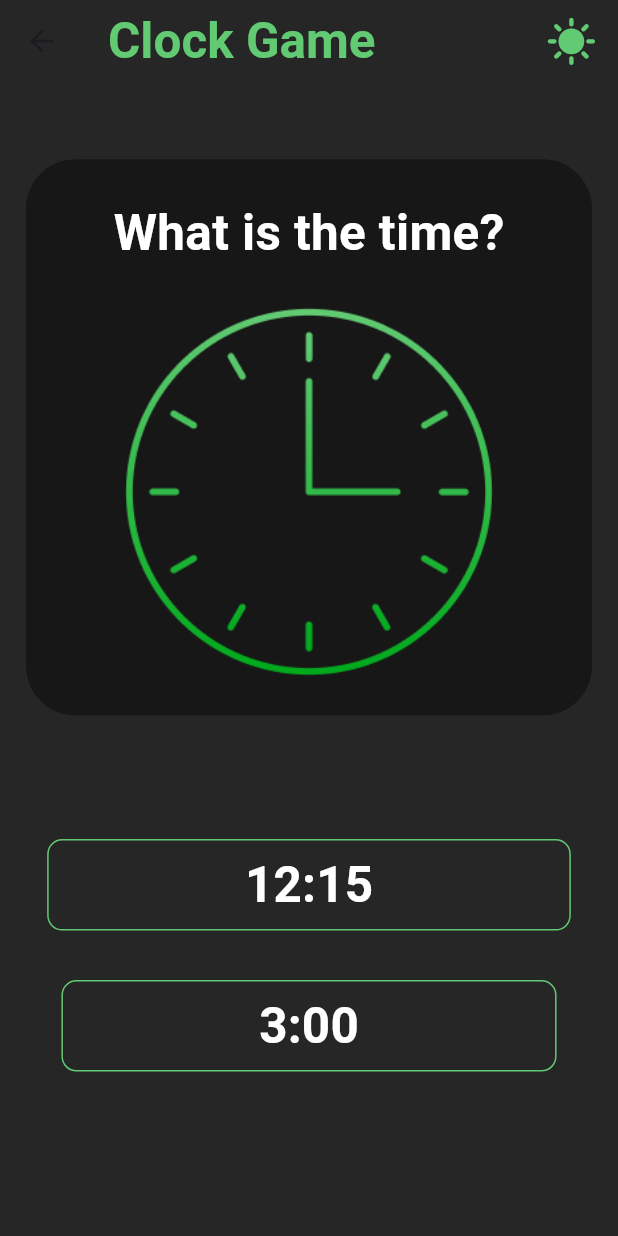
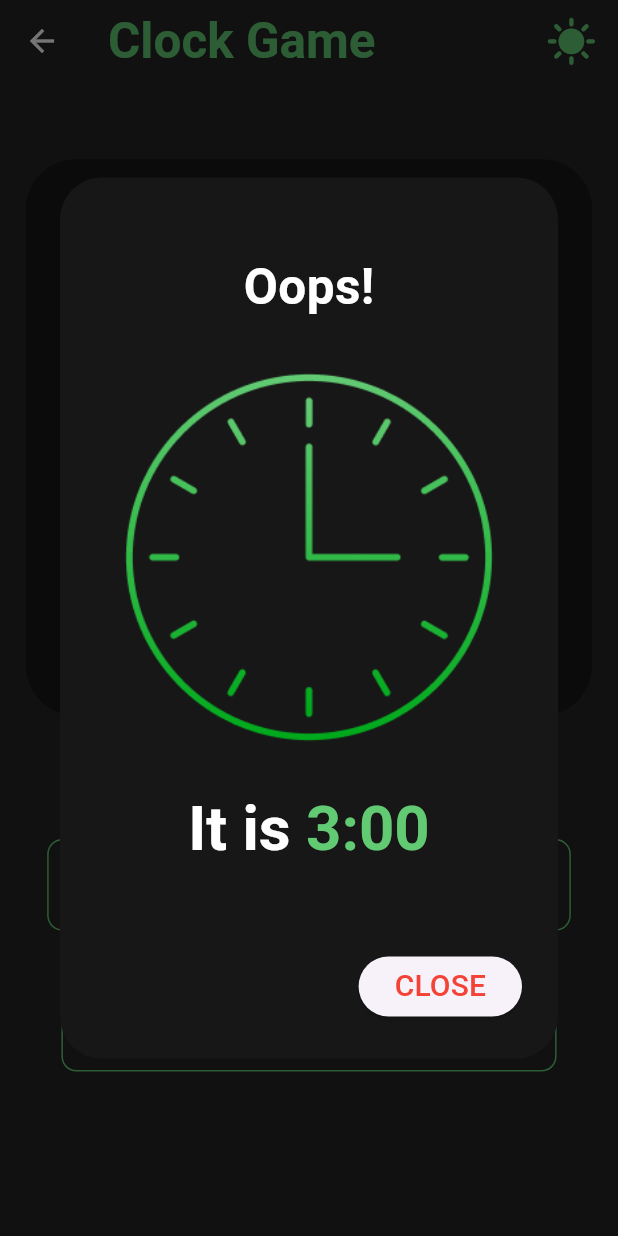
Before and after one commit to sidesshmore/AlzPal_Patient, a Flutter app: the ClockGame screen opened directly, after a tap on "12:15", on a phone screen of 412 x 824 dp. Run offline on Flutter 3.47's test engine with Material 3 defaults, Android fonts, the phone set to English and light mode, and no system bars.

Commit message:
Clock Options, Question, Wrong Pop Up Added

```diff
--- a/lib/AppBar/app_bar.dart
+++ b/lib/AppBar/app_bar.dart
@@ -14,6 +14,7 @@ class MyAppBar extends StatelessWidget implements PreferredSizeWidget {
     double screenHeight = MediaQuery.of(context).size.height;
     double screenWidth = MediaQuery.of(context).size.width;
     return AppBar(
+      foregroundColor: Colors.white,
       title: Text(
         MyAppBarHeading,
         style: TextStyle(
--- a/lib/ClockGame/screens/clock_game.dart
+++ b/lib/ClockGame/screens/clock_game.dart
@@ -1,6 +1,7 @@
 import 'package:alzpal_patient/AppBar/app_bar.dart';
 import 'package:alzpal_patient/ClockGame/widget/clock_option.dart';
 import 'package:alzpal_patient/ClockGame/widget/clock_question.dart';
+import 'package:alzpal_patient/ClockGame/widget/wrong_popup.dart';
 import 'package:alzpal_patient/colors.dart';
 import 'package:flutter/material.dart';
 
--- a/lib/ClockGame/widget/clock_option.dart
+++ b/lib/ClockGame/widget/clock_option.dart
@@ -1,3 +1,4 @@
+import 'package:alzpal_patient/ClockGame/widget/wrong_popup.dart';
 import 'package:alzpal_patient/colors.dart';
 import 'package:flutter/material.dart';
 
@@ -5,6 +6,25 @@ class ClockOption extends StatelessWidget {
   const ClockOption({super.key, required this.optionText});
 
   final String optionText;
+
+  dynamic showPopUp(BuildContext context) => showDialog(
+        context: context,
+        barrierDismissible: true,
+        builder: (context) {
+          return AlertDialog(
+            actions: [
+              ElevatedButton(
+                  onPressed: () => Navigator.pop(context),
+                  child: Text(
+                    'CLOSE',
+                    style: TextStyle(color: Colors.red, fontSize: 20),
+                  ))
+            ],
+            backgroundColor: DarkBlack,
+            content: WrongPopup(),
+          );
+        },
+      );
 
   @override
   Widget build(BuildContext context) {
@@ -23,7 +43,9 @@ class ClockOption extends StatelessWidget {
                 borderRadius: BorderRadius.circular(10),
               ),
             ),
-            onPressed: () {},
+            onPressed: () {
+              showPopUp(context);
+            },
             child: Text(
               optionText,
               style: TextStyle(
--- /dev/null
+++ b/lib/ClockGame/widget/wrong_popup.dart
@@ -0,0 +1,61 @@
+import 'package:alzpal_patient/colors.dart';
+import 'package:flutter/material.dart';
+
+class WrongPopup extends StatelessWidget {
+  const WrongPopup({super.key});
+
+  @override
+  Widget build(BuildContext context) {
+    double screenHeight = MediaQuery.of(context).size.height;
+    double screenWidth = MediaQuery.of(context).size.width;
+    return Container(
+      height: screenHeight * 0.577,
+      width: screenWidth * 0.916,
+      decoration: BoxDecoration(
+        borderRadius: BorderRadius.circular(33),
+        color: DarkBlack,
+      ),
+      child: Column(
+        mainAxisAlignment: MainAxisAlignment.spaceEvenly,
+        children: [
+          Row(
+            mainAxisAlignment: MainAxisAlignment.center,
+            children: [
+              Text(
+                'Oops!',
+                style: TextStyle(
+                    color: Colors.white,
+                    fontSize: screenWidth * 0.08,
+                    fontWeight: FontWeight.w600),
+              ),
+            ],
+          ),
+          Image.asset(
+            'assets/usedClock.png',
+            width: screenWidth * 0.65,
+            height: screenHeight * 0.3,
+          ),
+          RichText(
+            text: TextSpan(
+                text: 'It is ',
+                style: TextStyle(
+                    fontSize: screenWidth * 0.1,
+                    fontWeight: FontWeight.w600,
+                    color: Colors.white),
+                children: [
+                  TextSpan(
+                    text: '3:00',
+                    style: TextStyle(
+                      fontSize: screenWidth * 0.1,
+                      fontWeight: FontWeight.w600,
+                      color: GreenColor,
+                    ),
+                  )
+                ]),
+          ),
+        ],
+      ),
+    );
+    ;
+  }
+}
```
